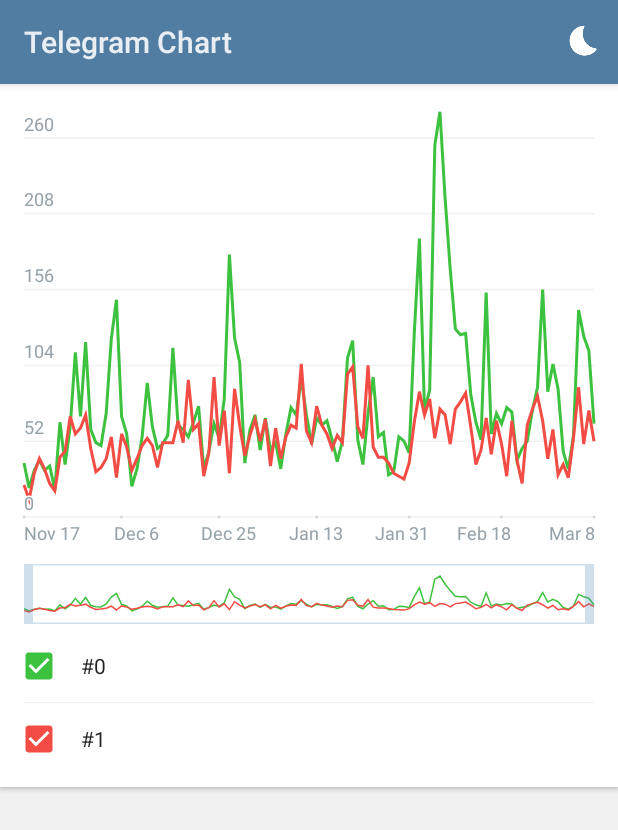
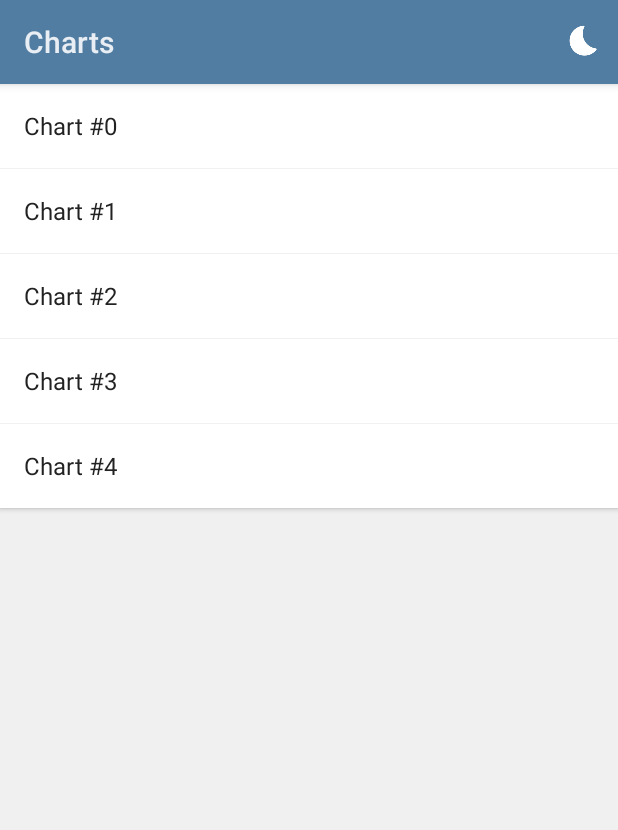
Before and after one commit to alexvasilkov/TelegramChart, an Android app: the screen it shows after launch (MainActivity before the commit, ChartsListActivity after it), on a phone screen of 412 x 824 dp. Shown: the top 830 px of the screen. Run offline under Robolectric (Android 15) with nearby library versions, the phone set to English and light mode, and no system bars.

Commit message:
Implemented charts list screens

```diff
--- a/app/src/main/AndroidManifest.xml
+++ b/app/src/main/AndroidManifest.xml
@@ -11,7 +11,7 @@
         android:theme="@style/AppTheme"
         tools:ignore="AllowBackup,GoogleAppIndexingWarning">
 
-        <activity android:name=".MainActivity">
+        <activity android:name=".screens.ChartsListActivity">
             <intent-filter>
                 <action android:name="android.intent.action.MAIN" />
 
@@ -19,6 +19,8 @@
             </intent-filter>
         </activity>
 
+        <activity android:name=".screens.ChartActivity" />
+
     </application>
 
 </manifest>
--- a/app/src/main/java/com/alexvasilkov/telegram/chart/MainActivity.java
+++ /dev/null
@@ -1,118 +0,0 @@
-package com.alexvasilkov.telegram.chart;
-
-import android.app.Activity;
-import android.content.res.ColorStateList;
-import android.content.res.Configuration;
-import android.content.res.Resources;
-import android.graphics.Color;
-import android.os.Bundle;
-import android.text.format.DateUtils;
-import android.view.Menu;
-import android.view.MenuItem;
-import android.view.ViewGroup;
-import android.widget.CheckBox;
-import android.widget.CompoundButton;
-
-import com.alexvasilkov.telegram.chart.data.ChartsLoader;
-import com.alexvasilkov.telegram.chart.domain.Chart;
-import com.alexvasilkov.telegram.chart.widget.ChartFinderView;
-import com.alexvasilkov.telegram.chart.widget.ChartView;
-
-import java.util.List;
-
-
-public class MainActivity extends Activity {
-
-    private Preferences prefs;
-    private ChartFinderView chartFinderView;
-    private ViewGroup linesGroup;
-
-    @Override
-    protected void onCreate(Bundle savedInstanceState) {
-        prefs = new Preferences(this);
-        setNightMode(prefs.isInNightMode());
-
-        super.onCreate(savedInstanceState);
-
-        setContentView(R.layout.activity_main);
-
-        final ChartView chartView = findViewById(R.id.chart_view);
-        chartFinderView = findViewById(R.id.chart_finder_view);
-        linesGroup = findViewById(R.id.chart_lines);
-
-        chartView.setDirection(-1);
-        chartView.setXLabelCreator(this::formatDate);
-        chartView.setYLabelCreator(String::valueOf);
-
-        chartFinderView.attachTo(chartView);
-
-        ChartsLoader.loadCharts(
-                getApplicationContext(),
-                (List<Chart> charts) -> setChart(charts.get(0)),
-                Throwable::printStackTrace
-        );
-    }
-
-
-    @Override
-    public boolean onCreateOptionsMenu(Menu menu) {
-        MenuItem item = menu.add(Menu.NONE, Menu.NONE, Menu.NONE, R.string.menu_night_mode);
-        item.setIcon(R.drawable.ic_night_mode);
-        item.getIcon().setTint(Color.WHITE);
-        item.setShowAsAction(MenuItem.SHOW_AS_ACTION_IF_ROOM);
-        return true;
-    }
-
-    @Override
-    public boolean onOptionsItemSelected(MenuItem item) {
-        boolean isInNightMode = !prefs.isInNightMode();
-        prefs.setInNightMode(isInNightMode);
-        setNightMode(isInNightMode);
-        recreate();
-        return true;
-    }
-
-
-    private void setChart(Chart chart) {
-        chartFinderView.setChart(chart);
-
-        linesGroup.removeAllViews();
-
-        for (int i = 0, size = chart.lines.size(); i < size; i++) {
-            final Chart.Line line = chart.lines.get(i);
-            final int pos = i;
-
-            CheckBox check = (CheckBox) getLayoutInflater()
-                    .inflate(R.layout.chart_line_item, linesGroup, false);
-
-            check.setButtonTintList(ColorStateList.valueOf(line.color));
-            check.setText(line.name);
-            check.setChecked(true);
-            check.setOnCheckedChangeListener((CompoundButton button, boolean isChecked) ->
-                    chartFinderView.setLine(pos, isChecked, true));
-
-            linesGroup.addView(check);
-        }
-    }
-
-    private String formatDate(long timestamp) {
-        int flags = DateUtils.FORMAT_SHOW_DATE
-                | DateUtils.FORMAT_NO_YEAR
-                | DateUtils.FORMAT_ABBREV_MONTH;
-
-        return DateUtils.formatDateTime(this, timestamp, flags);
-    }
-
-
-    private void setNightMode(boolean isNightMode) {
-        final int newNightMode = isNightMode
-                ? Configuration.UI_MODE_NIGHT_YES
-                : Configuration.UI_MODE_NIGHT_NO;
-
-        final Resources res = getResources();
-        final Configuration config = new Configuration(res.getConfiguration());
-        config.uiMode = newNightMode | (config.uiMode & ~Configuration.UI_MODE_NIGHT_MASK);
-        res.updateConfiguration(config, res.getDisplayMetrics());
-    }
-
-}
--- /dev/null
+++ b/app/src/main/java/com/alexvasilkov/telegram/chart/screens/BaseActivity.java
@@ -0,0 +1,81 @@
+package com.alexvasilkov.telegram.chart.screens;
+
+import android.app.ActionBar;
+import android.app.Activity;
+import android.content.res.Configuration;
+import android.content.res.Resources;
+import android.graphics.Color;
+import android.os.Bundle;
+import android.view.Menu;
+import android.view.MenuItem;
+
+import com.alexvasilkov.telegram.chart.R;
+
+abstract class BaseActivity extends Activity {
+
+    private Preferences prefs;
+    private boolean isInNightMode;
+
+    @Override
+    protected void onCreate(Bundle savedInstanceState) {
+        // Applying current night mode
+        prefs = new Preferences(this);
+        isInNightMode = prefs.isInNightMode();
+        setNightMode(isInNightMode);
+
+        super.onCreate(savedInstanceState);
+    }
+
+    @Override
+    protected void onResume() {
+        super.onResume();
+
+        // Have to restart activity if night mode is changed from another place
+        if (isInNightMode != prefs.isInNightMode()) {
+            recreate();
+        }
+    }
+
+    void showBackButton() {
+        ActionBar actionBar = getActionBar();
+        if (actionBar != null) {
+            actionBar.setDisplayHomeAsUpEnabled(true);
+        }
+    }
+
+    @Override
+    public boolean onCreateOptionsMenu(Menu menu) {
+        getMenuInflater().inflate(R.menu.night_mode, menu);
+        menu.findItem(R.id.menu_night_mode).getIcon().setTint(Color.WHITE);
+        return true;
+    }
+
+    @Override
+    public boolean onOptionsItemSelected(MenuItem item) {
+        if (item.getItemId() == android.R.id.home) {
+            onBackPressed();
+        } else if (item.getItemId() == R.id.menu_night_mode) {
+            boolean isInNightMode = !prefs.isInNightMode();
+            prefs.setInNightMode(isInNightMode);
+
+            setNightMode(isInNightMode);
+            recreate();
+
+            return true;
+        }
+
+        return super.onOptionsItemSelected(item);
+    }
+
+    private void setNightMode(boolean isNightMode) {
+        final int newNightMode = isNightMode
+                ? Configuration.UI_MODE_NIGHT_YES
+                : Configuration.UI_MODE_NIGHT_NO;
+
+        final Resources res = getResources();
+        final Configuration config = new Configuration(res.getConfiguration());
+        config.uiMode = newNightMode | (config.uiMode & ~Configuration.UI_MODE_NIGHT_MASK);
+        res.updateConfiguration(config, res.getDisplayMetrics());
+    }
+
+}
--- /dev/null
+++ b/app/src/main/java/com/alexvasilkov/telegram/chart/screens/ChartsListActivity.java
@@ -0,0 +1,53 @@
+package com.alexvasilkov.telegram.chart.screens;
+
+import android.os.Bundle;
+import android.view.View;
+import android.view.ViewGroup;
+import android.widget.TextView;
+
+import com.alexvasilkov.telegram.chart.R;
+import com.alexvasilkov.telegram.chart.data.ChartsLoader;
+import com.alexvasilkov.telegram.chart.domain.Chart;
+
+import java.util.List;
+
+public class ChartsListActivity extends BaseActivity {
+
+    private ViewGroup chartsGroup;
+
+    @Override
+    protected void onCreate(Bundle savedInstanceState) {
+        super.onCreate(savedInstanceState);
+
+        setContentView(R.layout.charts_list_activity);
+        setTitle(R.string.charts_list_title);
+
+        chartsGroup = findViewById(R.id.charts_list);
+
+        ChartsLoader.loadCharts(
+                getApplicationContext(),
+                this::setChartsList,
+                Throwable::printStackTrace
+        );
+    }
+
+    private void setChartsList(List<Chart> charts) {
+        chartsGroup.removeAllViews();
+
+        for (int i = 0, size = charts.size(); i < size; i++) {
+            final Chart chart = charts.get(i);
+            final String title = getString(R.string.chart_name, i);
+
+            TextView item = (TextView) getLayoutInflater()
+                    .inflate(R.layout.charts_list_item, chartsGroup, false);
+
+            item.setText(title);
+
+            item.setOnClickListener((View view) ->
+                    startActivity(ChartActivity.createIntent(this, chart, title)));
+
+            chartsGroup.addView(item);
+        }
+    }
+
+}
--- a/app/src/main/java/com/alexvasilkov/telegram/chart/Preferences.java
+++ b/app/src/main/java/com/alexvasilkov/telegram/chart/screens/Preferences.java
@@ -1,4 +1,4 @@
-package com.alexvasilkov.telegram.chart;
+package com.alexvasilkov.telegram.chart.screens;
 
 import android.content.Context;
 import android.content.SharedPreferences;
--- a/app/src/main/res/layout/activity_main.xml
+++ b/app/src/main/res/layout/chart_activity.xml
@@ -3,7 +3,7 @@
     xmlns:android="http://schemas.android.com/apk/res/android"
     xmlns:app="http://schemas.android.com/apk/res-auto"
     xmlns:tools="http://schemas.android.com/tools"
-    tools:context=".MainActivity">
+    tools:context=".screens.ChartActivity">
 
     <ScrollView
         android:layout_width="match_parent"
@@ -20,6 +20,7 @@
                 android:id="@+id/chart_view"
                 android:layout_width="match_parent"
                 android:layout_height="320dp"
+                android:layout_marginTop="8dp"
                 android:padding="16dp"
                 app:chart_guidesColor="@color/chart_guides"
                 app:chart_guidesNumber="6"
@@ -49,11 +50,11 @@
                 android:layout_marginTop="4dp"
                 android:layout_marginBottom="8dp"
                 android:clipToPadding="false"
-                android:divider="@drawable/chart_line_item_divider"
+                android:divider="@drawable/divider_horizontal"
                 android:orientation="vertical"
                 android:paddingLeft="16dp"
-                android:paddingRight="16dp"
-                android:showDividers="middle" />
+                android:showDividers="middle"
+                tools:ignore="RtlHardcoded,RtlSymmetry" />
 
         </LinearLayout>
 
--- a/app/src/main/res/layout/chart_line_item.xml
+++ b/app/src/main/res/layout/chart_line_item.xml
@@ -5,6 +5,7 @@
     android:layout_width="match_parent"
     android:layout_height="48dp"
     android:layout_marginLeft="-6dp"
+    android:layout_marginRight="16dp"
     android:paddingLeft="12dp"
     android:textColor="?android:textColorPrimary"
     android:textSize="14sp"
--- /dev/null
+++ b/app/src/main/res/layout/charts_list_activity.xml
@@ -0,0 +1,19 @@
+<?xml version="1.0" encoding="utf-8"?>
+<ScrollView
+    xmlns:android="http://schemas.android.com/apk/res/android"
+    xmlns:tools="http://schemas.android.com/tools"
+    android:layout_width="match_parent"
+    android:layout_height="match_parent"
+    tools:context=".screens.ChartsListActivity">
+
+    <LinearLayout
+        android:id="@+id/charts_list"
+        android:layout_width="match_parent"
+        android:layout_height="wrap_content"
+        android:background="@color/background"
+        android:divider="@drawable/divider_horizontal"
+        android:elevation="2dp"
+        android:orientation="vertical"
+        android:showDividers="middle" />
+
+</ScrollView>
--- /dev/null
+++ b/app/src/main/res/layout/charts_list_item.xml
@@ -0,0 +1,11 @@
+<?xml version="1.0" encoding="utf-8"?>
+<TextView
+    xmlns:android="http://schemas.android.com/apk/res/android"
+    xmlns:tools="http://schemas.android.com/tools"
+    android:layout_width="match_parent"
+    android:layout_height="56dp"
+    android:background="?android:selectableItemBackground"
+    android:gravity="center_vertical"
+    android:padding="16dp"
+    android:textSize="16sp"
+    tools:text="Chart #0" />
--- /dev/null
+++ b/app/src/main/res/menu/night_mode.xml
@@ -0,0 +1,10 @@
+<?xml version="1.0" encoding="utf-8"?>
+<menu xmlns:android="http://schemas.android.com/apk/res/android">
+
+    <item
+        android:id="@+id/menu_night_mode"
+        android:icon="@drawable/ic_night_mode"
+        android:showAsAction="ifRoom"
+        android:title="@string/menu_night_mode" />
+
+</menu>
--- a/app/src/main/res/values/strings.xml
+++ b/app/src/main/res/values/strings.xml
@@ -4,4 +4,7 @@
 
     <string name="menu_night_mode">Toggle night mode</string>
 
+    <string name="charts_list_title">Charts</string>
+    <string name="chart_name">Chart #%d</string>
+
 </resources>
--- a/app/src/main/res/values/styles.xml
+++ b/app/src/main/res/values/styles.xml
@@ -9,7 +9,7 @@
         <item name="android:textColorPrimary">@color/text_primary</item>
         <item name="android:textColor">?android:textColorPrimary</item>
 
-        <item name="android:navigationBarColor">@color/window_background</item>
+        <item name="android:navigationBarColor">@color/primaryDark</item>
     </style>
 
 </resources>
```
Also changed, not shown: app/src/main/java/com/alexvasilkov/telegram/chart/domain/Chart.java (+64 -2 lines), app/src/main/java/com/alexvasilkov/telegram/chart/screens/ChartActivity.java (added, +91 -0 lines), app/src/main/res/drawable/divider_horizontal.xml (renamed from app/src/main/res/drawable/chart_line_item_divider.xml).
